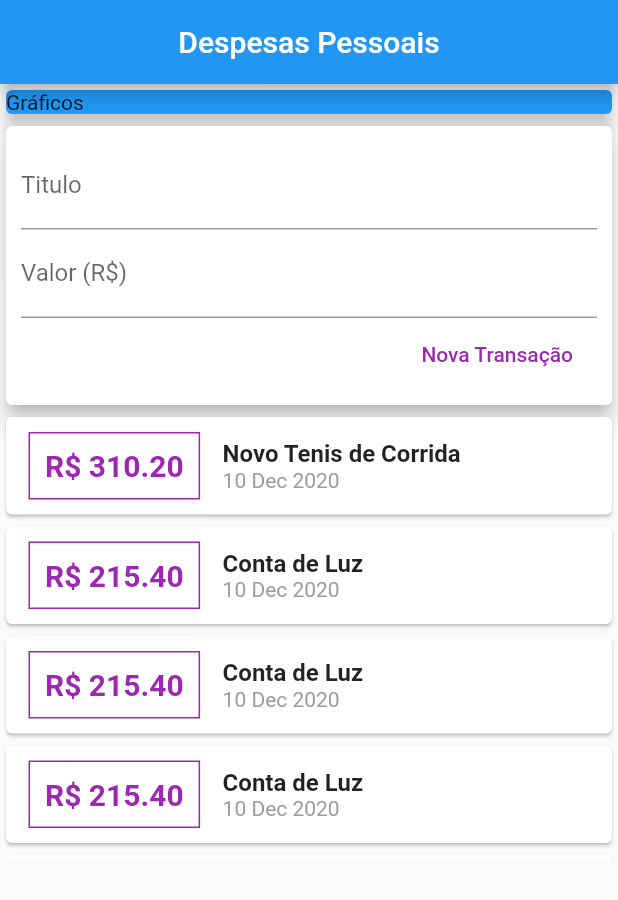
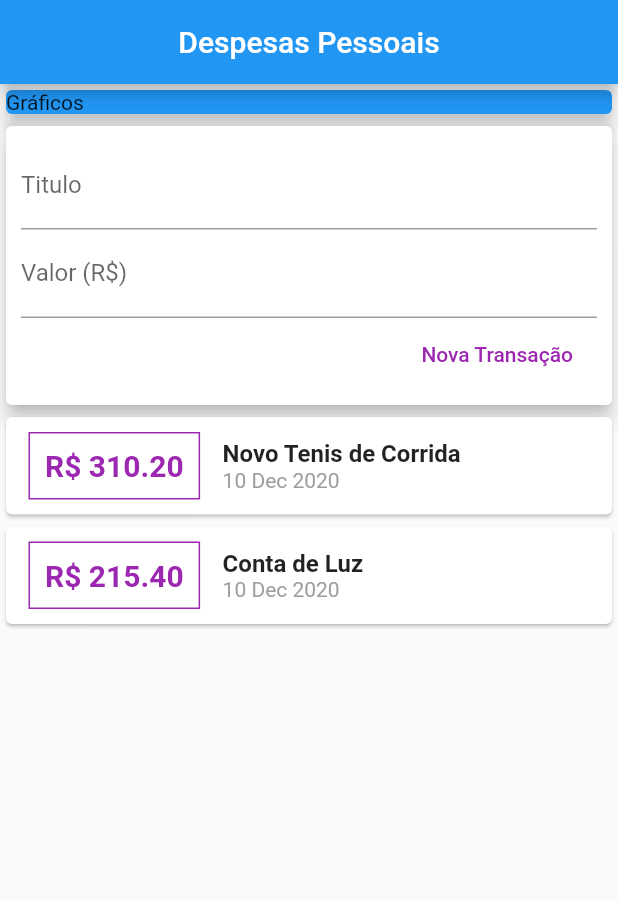
Before and after one commit to gblnovaes/expenses_flutter_app, a Flutter app: the screen it shows after launch, after a tap on "Nova Transação", on a phone screen of 412 x 824 dp. Shown: the top 900 px of the screen. Run offline on Flutter 3.47's test engine with Material 2 defaults, Android fonts, the phone set to English and light mode, and no system bars.

Commit message:
adcionado funcao de adcionar valor atraves do preenchimento do valor

```diff
--- a/lib/components/transaction_form.dart
+++ b/lib/components/transaction_form.dart
@@ -6,6 +6,16 @@ class TransactionForm extends StatelessWidget {
   final void Function(String, double) onSubmit;
 
   TransactionForm(this.onSubmit);
+
+  _submitForm() {
+    String title = titleController.text;
+    double value = double.tryParse(valueController.text) ?? 0.0;
+
+    if (title.isEmpty || value <= 0) {
+      return;
+    }
+    onSubmit(title, value);
+  }
 
   @override
   Widget build(BuildContext context) {
@@ -21,6 +31,8 @@ class TransactionForm extends StatelessWidget {
                   decoration: InputDecoration(labelText: 'Titulo'),
                 ),
                 TextField(
+                  keyboardType: TextInputType.numberWithOptions(decimal: true),
+                  onSubmitted: (value) => _submitForm(),
                   controller: valueController,
                   decoration: InputDecoration(labelText: 'Valor (R\$)'),
                 ),
@@ -29,10 +41,7 @@ class TransactionForm extends StatelessWidget {
                   children: [
                     FlatButton(
                       onPressed: () {
-                        String title = titleController.text;
-                        double value =
-                            double.tryParse(valueController.text) ?? 0.0;
-                        onSubmit(title, value);
+                        _submitForm();
                       },
                       child: Text("Nova Transação",
                           style: TextStyle(color: Colors.purple)),
--- a/lib/components/transaction_user.dart
+++ b/lib/components/transaction_user.dart
@@ -18,42 +18,6 @@ class _TransactionUserState extends State<TransactionUser> {
       id: 't1',
       title: 'Novo Tenis de Corrida',
       value: 310.20,
-      date: DateTime.now(),
-    ),
-    Transaction(
-      id: 't2',
-      title: 'Conta de Luz',
-      value: 215.40,
-      date: DateTime.now(),
-    ),
-    Transaction(
-      id: 't2',
-      title: 'Conta de Luz',
-      value: 215.40,
-      date: DateTime.now(),
-    ),
-    Transaction(
-      id: 't2',
-      title: 'Conta de Luz',
-      value: 215.40,
-      date: DateTime.now(),
-    ),
-    Transaction(
-      id: 't2',
-      title: 'Conta de Luz',
-      value: 215.40,
-      date: DateTime.now(),
-    ),
-    Transaction(
-      id: 't2',
-      title: 'Conta de Luz',
-      value: 215.40,
-      date: DateTime.now(),
-    ),
-    Transaction(
-      id: 't2',
-      title: 'Conta de Luz',
-      value: 215.40,
       date: DateTime.now(),
     ),
     Transaction(
```
